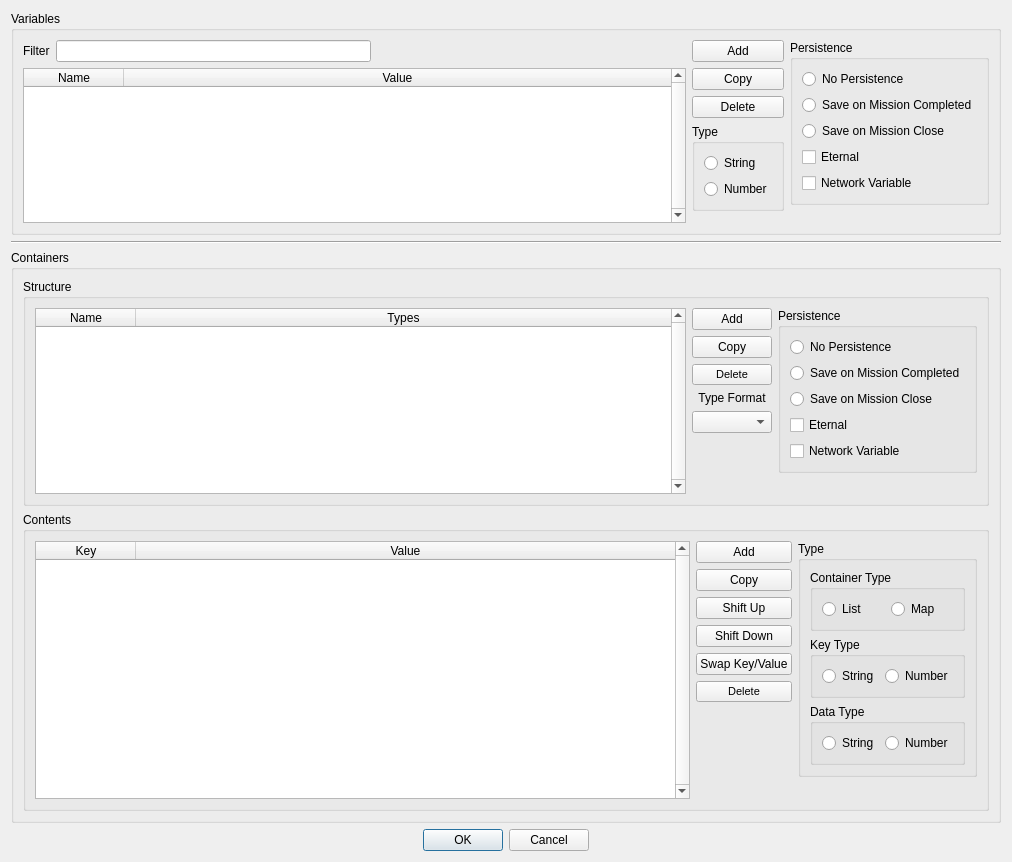
Qt form qtfred/ui/VariableDialog.ui (scp-fs2open/fs2open.github.com) before a commit.
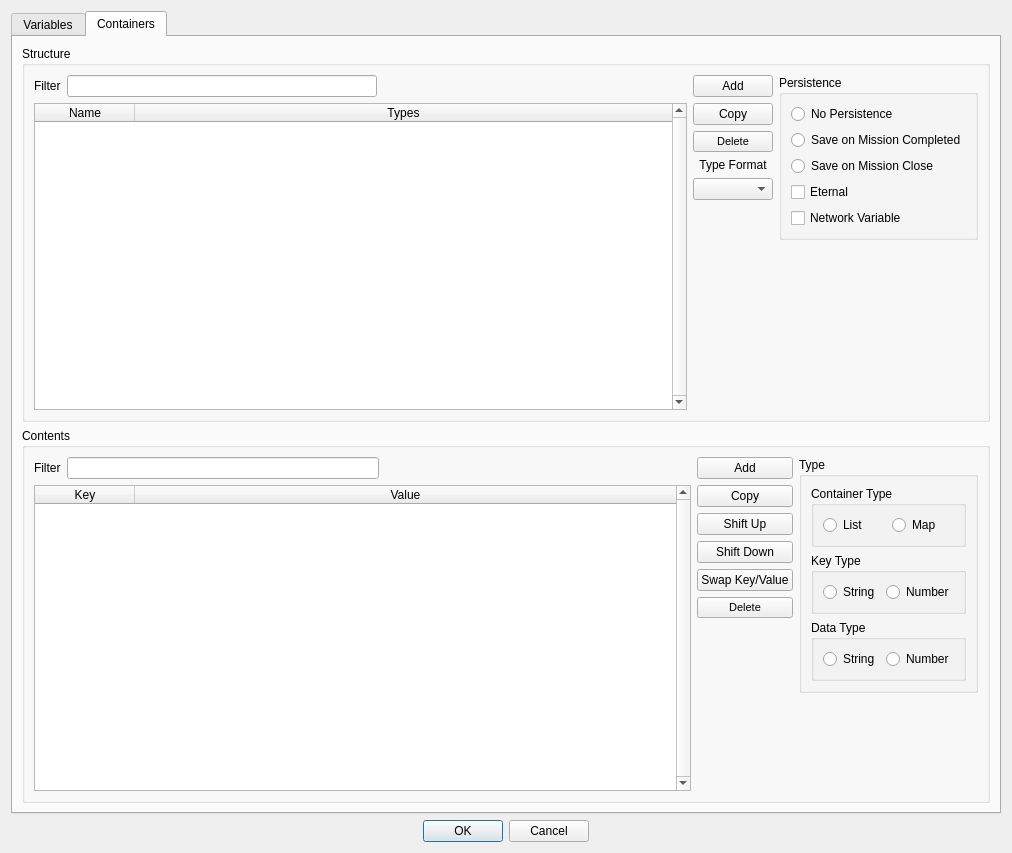
The same form after that commit. The open tabs and pages were chosen to show the change.

Commit message: switch to tab view and add filters

```diff
--- a/qtfred/ui/VariableDialog.ui
+++ b/qtfred/ui/VariableDialog.ui
@@ -10,7 +10,7 @@
     <x>0</x>
     <y>0</y>
     <width>1012</width>
-    <height>862</height>
+    <height>853</height>
    </rect>
   </property>
   <property name="minimumSize">
@@ -30,6 +30,16 @@
   </property>
   <layout class="QVBoxLayout" name="verticalLayout_2">
    <item>
+    <widget class="QTabWidget" name="tabWidget">
+     <property name="currentIndex">
+      <number>0</number>
+     </property>
+     <widget class="QWidget" name="tab">
+      <attribute name="title">
+       <string>Variables</string>
+      </attribute>
+      <layout class="QVBoxLayout" name="verticalLayout">
+       <item>
     <widget class="QGroupBox" name="variablesGroupBox">
      <property name="title">
       <string>Variables</string>
@@ -66,6 +76,12 @@
         </item>
         <item>
          <widget class="QTableWidget" name="variablesTable">
+              <property name="minimumSize">
+               <size>
+                <width>0</width>
+                <height>200</height>
+               </size>
+              </property>
           <property name="verticalScrollBarPolicy">
            <enum>Qt::ScrollBarAlwaysOn</enum>
           </property>
@@ -238,19 +254,13 @@
      </layout>
     </widget>
    </item>
-   <item>
-    <widget class="Line" name="line">
-     <property name="orientation">
-      <enum>Qt::Horizontal</enum>
-     </property>
-    </widget>
-   </item>
-   <item>
-    <widget class="QGroupBox" name="containersGroupBox">
-     <property name="title">
+      </layout>
+     </widget>
+     <widget class="QWidget" name="tab_2">
+      <attribute name="title">
       <string>Containers</string>
-     </property>
-     <layout class="QVBoxLayout" name="verticalLayout_8">
+      </attribute>
+      <layout class="QVBoxLayout" name="verticalLayout_3">
       <item>
        <widget class="QGroupBox" name="containerStructureGroupBox">
         <property name="title">
@@ -258,7 +268,42 @@
         </property>
         <layout class="QHBoxLayout" name="horizontalLayout_4">
          <item>
+           <layout class="QVBoxLayout" name="containerListLayout">
+            <item>
+             <layout class="QHBoxLayout" name="containerFilterLayout">
+              <item>
+               <widget class="QLabel" name="containerFilterLabel">
+                <property name="text">
+                 <string>Filter</string>
+                </property>
+               </widget>
+              </item>
+              <item>
+               <widget class="QLineEdit" name="containerFilterLineEdit"/>
+              </item>
+              <item>
+               <spacer name="containerFilterSpacer">
+                <property name="orientation">
+                 <enum>Qt::Horizontal</enum>
+                </property>
+                <property name="sizeHint" stdset="0">
+                 <size>
+                  <width>40</width>
+                  <height>20</height>
+                 </size>
+                </property>
+               </spacer>
+              </item>
+             </layout>
+            </item>
+            <item>
           <widget class="QTableWidget" name="containersTable">
+              <property name="minimumSize">
+               <size>
+                <width>0</width>
+                <height>200</height>
+               </size>
+              </property>
            <property name="verticalScrollBarPolicy">
             <enum>Qt::ScrollBarAlwaysOn</enum>
            </property>
@@ -304,6 +349,8 @@
            </column>
           </widget>
          </item>
+           </layout>
+          </item>
          <item>
           <layout class="QVBoxLayout" name="containerStructureButtonsVerticalLayout">
            <item>
@@ -431,7 +478,42 @@
         </property>
         <layout class="QHBoxLayout" name="horizontalLayout_5">
          <item>
+           <layout class="QVBoxLayout" name="containerItemListLayout">
+            <item>
+             <layout class="QHBoxLayout" name="containerItemFilterLayout">
+              <item>
+               <widget class="QLabel" name="containerItemFilterLabel">
+                <property name="text">
+                 <string>Filter</string>
+                </property>
+               </widget>
+              </item>
+              <item>
+               <widget class="QLineEdit" name="containerItemFilterLineEdit"/>
+              </item>
+              <item>
+               <spacer name="containterItemFilterSpacer">
+                <property name="orientation">
+                 <enum>Qt::Horizontal</enum>
+                </property>
+                <property name="sizeHint" stdset="0">
+                 <size>
+                  <width>40</width>
+                  <height>20</height>
+                 </size>
+                </property>
+               </spacer>
+              </item>
+             </layout>
+            </item>
+            <item>
           <widget class="QTableWidget" name="containerContentsTable">
+              <property name="minimumSize">
+               <size>
+                <width>0</width>
+                <height>200</height>
+               </size>
+              </property>
            <property name="verticalScrollBarPolicy">
             <enum>Qt::ScrollBarAlwaysOn</enum>
            </property>
@@ -471,6 +553,8 @@
            </column>
           </widget>
          </item>
+           </layout>
+          </item>
          <item>
           <layout class="QVBoxLayout" name="containerContentsButtonsVerticalLayout">
            <item>
@@ -635,6 +719,7 @@
       </item>
      </layout>
     </widget>
+    </widget>
    </item>
    <item>
     <widget class="QDialogButtonBox" name="okAndCancelButtons">
```
Left out of the diff: 16 changed lines with no effect on the pictures. Lines whose indentation alone changed are shown as unchanged. The commit also changes 2 other files.
